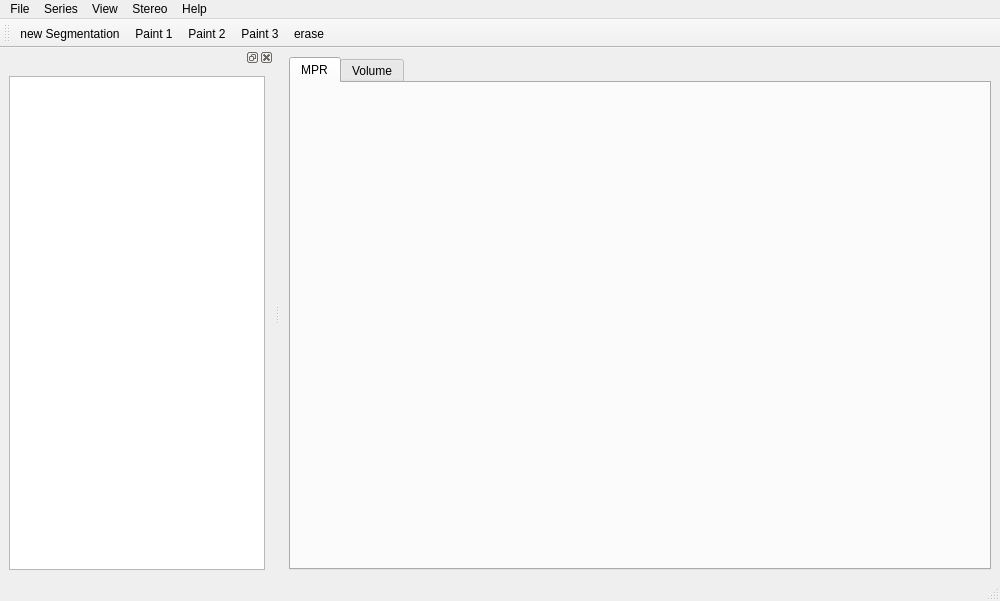
The window that MainWindow.ui (hmeyer/perfusionkit) describes before a commit, drawn with Qt 5.
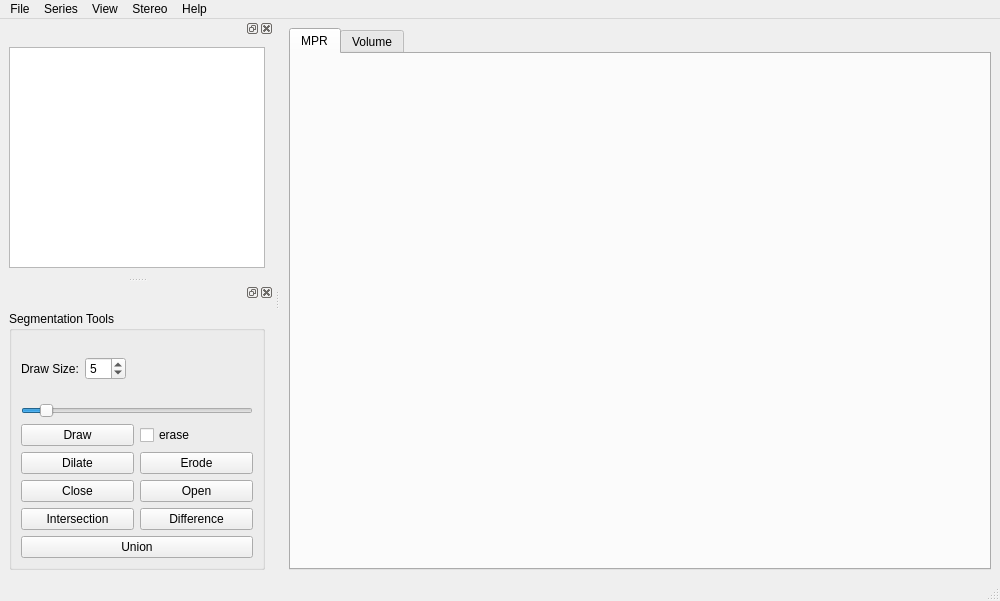
The same window after the commit. Custom widgets are drawn as their Qt base class.

Commit message: more buttons - edit prepared

Diff of the .ui file:
```diff
--- a/MainWindow.ui
+++ b/MainWindow.ui
@@ -123,6 +123,12 @@
   </widget>
   <widget class="QStatusBar" name="statusbar"/>
   <widget class="QDockWidget" name="dockSeriesSelector">
+   <property name="sizePolicy">
+    <sizepolicy hsizetype="Preferred" vsizetype="Preferred">
+     <horstretch>5</horstretch>
+     <verstretch>0</verstretch>
+    </sizepolicy>
+   </property>
    <attribute name="dockWidgetArea">
     <number>1</number>
    </attribute>
@@ -153,21 +159,189 @@
     </layout>
    </widget>
   </widget>
-  <widget class="QToolBar" name="toolBarSegmentation">
-   <property name="windowTitle">
-    <string>toolBar</string>
-   </property>
-   <attribute name="toolBarArea">
-    <enum>TopToolBarArea</enum>
+  <widget class="QDockWidget" name="dockSegmentation">
+   <attribute name="dockWidgetArea">
+    <number>1</number>
    </attribute>
-   <attribute name="toolBarBreak">
-    <bool>false</bool>
-   </attribute>
-   <addaction name="actionNewSegmentation"/>
-   <addaction name="actionPaint1"/>
-   <addaction name="actionPaint2"/>
-   <addaction name="actionPaint3"/>
-   <addaction name="actionErase"/>
+   <widget class="QWidget" name="dockWidgetContents">
+    <layout class="QGridLayout" name="gridLayout_6">
+     <item row="0" column="0">
+      <widget class="QGroupBox" name="groupBox">
+       <property name="title">
+        <string>Segmentation Tools</string>
+       </property>
+       <layout class="QGridLayout" name="gridLayout_5">
+        <item row="1" column="0" colspan="2">
+         <widget class="QFrame" name="frame">
+          <property name="frameShape">
+           <enum>QFrame::NoFrame</enum>
+          </property>
+          <property name="frameShadow">
+           <enum>QFrame::Plain</enum>
+          </property>
+          <property name="lineWidth">
+           <number>0</number>
+          </property>
+          <layout class="QHBoxLayout" name="horizontalLayout_2">
+           <property name="spacing">
+            <number>6</number>
+           </property>
+           <property name="margin">
+            <number>0</number>
+           </property>
+           <item>
+            <widget class="QLabel" name="label">
+             <property name="text">
+              <string>Draw Size:</string>
+             </property>
+            </widget>
+           </item>
+           <item>
+            <widget class="QSpinBox" name="spinBoxSize">
+             <property name="sizePolicy">
+              <sizepolicy hsizetype="Minimum" vsizetype="Fixed">
+               <horstretch>0</horstretch>
+               <verstretch>0</verstretch>
+              </sizepolicy>
+             </property>
+             <property name="minimum">
+              <number>1</number>
+             </property>
+             <property name="maximum">
+              <number>50</number>
+             </property>
+             <property name="value">
+              <number>5</number>
+             </property>
+            </widget>
+           </item>
+           <item>
+            <spacer name="horizontalSpacer">
+             <property name="orientation">
+              <enum>Qt::Horizontal</enum>
+             </property>
+             <property name="sizeHint" stdset="0">
+              <size>
+               <width>40</width>
+               <height>20</height>
+              </size>
+             </property>
+            </spacer>
+           </item>
+          </layout>
+         </widget>
+        </item>
+        <item row="2" column="0" colspan="2">
+         <widget class="QSlider" name="sliderSize">
+          <property name="minimum">
+           <number>1</number>
+          </property>
+          <property name="maximum">
+           <number>50</number>
+          </property>
+          <property name="value">
+           <number>5</number>
+          </property>
+          <property name="orientation">
+           <enum>Qt::Horizontal</enum>
+          </property>
+          <property name="tickPosition">
+           <enum>QSlider::NoTicks</enum>
+          </property>
+         </widget>
+        </item>
+        <item row="4" column="0">
+         <widget class="QPushButton" name="buttonDilate">
+          <property name="enabled">
+           <bool>true</bool>
+          </property>
+          <property name="text">
+           <string>Dilate</string>
+          </property>
+         </widget>
+        </item>
+        <item row="4" column="1">
+         <widget class="QPushButton" name="buttonErode">
+          <property name="enabled">
+           <bool>true</bool>
+          </property>
+          <property name="text">
+           <string>Erode</string>
+          </property>
+         </widget>
+        </item>
+        <item row="5" column="0">
+         <widget class="QPushButton" name="buttonClose">
+          <property name="enabled">
+           <bool>true</bool>
+          </property>
+          <property name="text">
+           <string>Close</string>
+          </property>
+         </widget>
+        </item>
+        <item row="5" column="1">
+         <widget class="QPushButton" name="buttonOpen">
+          <property name="enabled">
+           <bool>true</bool>
+          </property>
+          <property name="text">
+           <string>Open</string>
+          </property>
+         </widget>
+        </item>
+        <item row="6" column="0">
+         <widget class="QPushButton" name="buttonIntersection">
+          <property name="enabled">
+           <bool>true</bool>
+          </property>
+          <property name="text">
+           <string>Intersection</string>
+          </property>
+         </widget>
+        </item>
+        <item row="6" column="1">
+         <widget class="QPushButton" name="buttonDifference">
+          <property name="enabled">
+           <bool>true</bool>
+          </property>
+          <property name="text">
+           <string>Difference</string>
+          </property>
+         </widget>
+        </item>
+        <item row="7" column="0" colspan="2">
+         <widget class="QPushButton" name="buttonUnion">
+          <property name="enabled">
+           <bool>true</bool>
+          </property>
+          <property name="text">
+           <string>Union</string>
+          </property>
+         </widget>
+        </item>
+        <item row="3" column="1">
+         <widget class="QCheckBox" name="checkErase">
+          <property name="text">
+           <string>erase</string>
+          </property>
+         </widget>
+        </item>
+        <item row="3" column="0">
+         <widget class="QPushButton" name="buttonDraw">
+          <property name="enabled">
+           <bool>true</bool>
+          </property>
+          <property name="text">
+           <string>Draw</string>
+          </property>
+         </widget>
+        </item>
+       </layout>
+      </widget>
+     </item>
+    </layout>
+   </widget>
   </widget>
   <action name="actionAbout">
    <property name="text">
@@ -271,51 +445,7 @@
     <bool>true</bool>
    </property>
    <property name="text">
-    <string>Segmentation Toolbar</string>
-   </property>
-  </action>
-  <action name="actionPaint1">
-   <property name="checkable">
-    <bool>true</bool>
-   </property>
-   <property name="text">
-    <string>Paint 1</string>
-   </property>
-   <property name="toolTip">
-    <string>paint with small size pen</string>
-   </property>
-  </action>
-  <action name="actionPaint2">
-   <property name="checkable">
-    <bool>true</bool>
-   </property>
-   <property name="text">
-    <string>Paint 2</string>
-   </property>
-   <property name="toolTip">
-    <string>paint with medium size pen</string>
-   </property>
-  </action>
-  <action name="actionPaint3">
-   <property name="checkable">
-    <bool>true</bool>
-   </property>
-   <property name="text">
-    <string>Paint 3</string>
-   </property>
-   <property name="toolTip">
-    <string>paint with large size pen</string>
-   </property>
-  </action>
-  <action name="actionErase">
-   <property name="checkable">
-    <bool>true</bool>
-   </property>
-   <property name="text">
-    <string>erase</string>
-   </property>
-   <property name="toolTip">
-    <string>erase instead painting</string>
+    <string>Segmentation Tools</string>
    </property>
   </action>
   <action name="actionLoadAllSeries">
```
Left out of the diff: 60 changed lines with no effect on the pictures. The commit also changes 18 other files.
